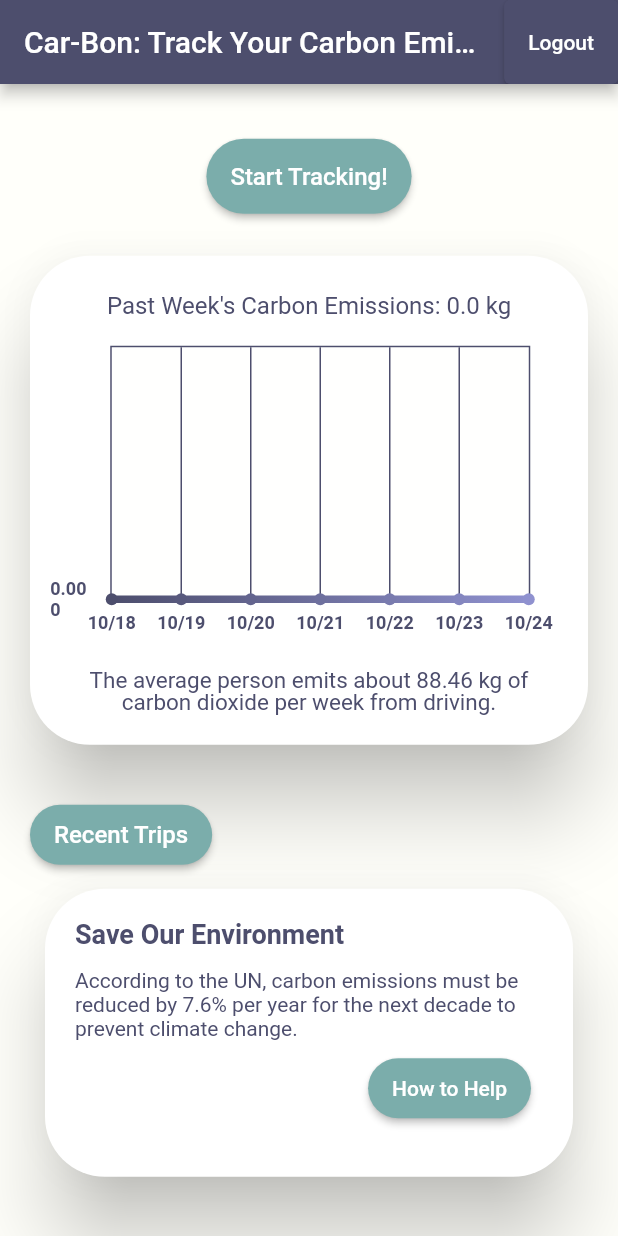
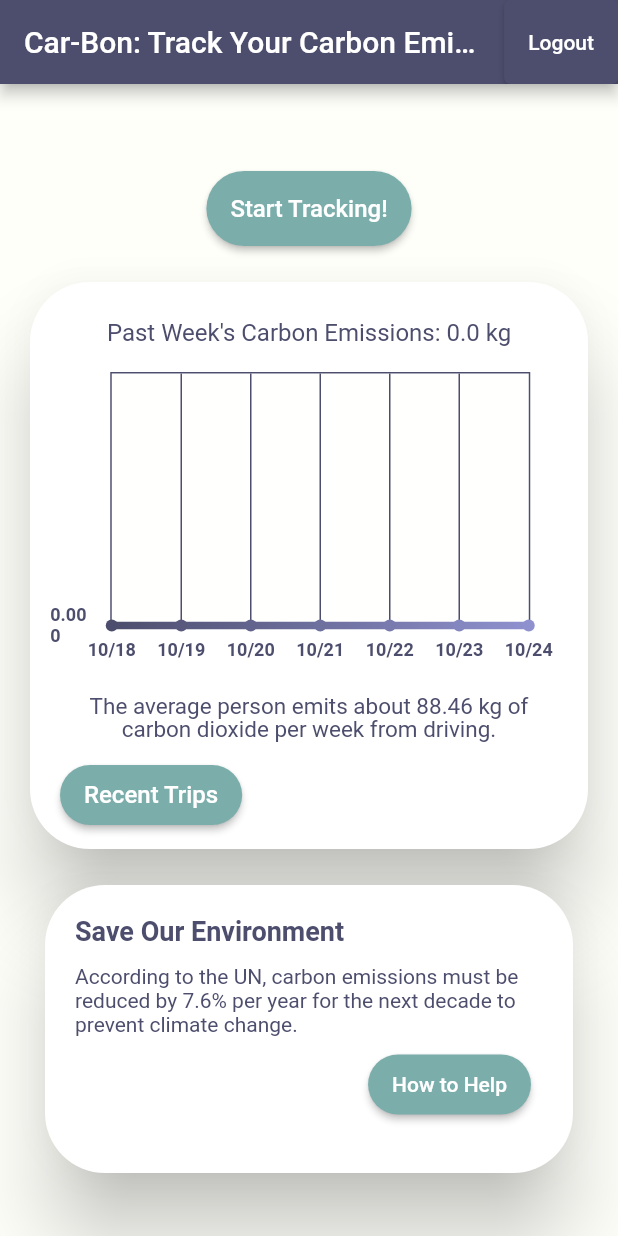
Before and after one commit to fwang356/carbon, a Flutter app: the MyHomePage screen opened directly, on a phone screen of 412 x 824 dp. Run offline on Flutter 3.47's test engine with Material 2 defaults, Android fonts, the phone set to English and light mode, and no system bars; drawn by our look-alikes of fl_chart; our stand-ins replace cloud_firestore, firebase_auth, firebase_core, google_maps_flutter, location; missing offline and left inert: flutter_polyline_points; accounts and stored records are empty; Roboto replaces fonts that are missing (Montserrat).

Commit message:
reformat homepage

```diff
--- a/lib/home_page.dart
+++ b/lib/home_page.dart
@@ -185,7 +185,7 @@ class _MyHomePageState extends State<MyHomePage> {
                 mainAxisAlignment: MainAxisAlignment.start,
                 children: <Widget>[
                   Padding(
-                    padding: const EdgeInsets.only(top: 1, bottom: 24),
+                      padding: const EdgeInsets.only(top: 20, bottom: 20),
                       child: ElevatedButton(
                           onPressed: _trackLocation,
                           child: Text(message,
@@ -197,7 +197,6 @@ class _MyHomePageState extends State<MyHomePage> {
                                 borderRadius: BorderRadius.circular(40)),
                             minimumSize: const Size(120, 50),
                           ))),
-
                 Padding(
                   padding: const EdgeInsets.only(left: 16, right: 16, bottom: 16),
                   child: Card(
@@ -340,7 +339,7 @@ class _MyHomePageState extends State<MyHomePage> {
                         ),
 
                         const Padding(
-                          padding: EdgeInsets.only(left: 20, right: 20, bottom: 20),
+                          padding: EdgeInsets.only(left: 20, right: 20, bottom: 4),
                           child: Text(
                               "The average person emits about 88.46 kg of carbon dioxide per week from driving.",
                               style: TextStyle(
@@ -348,17 +347,9 @@ class _MyHomePageState extends State<MyHomePage> {
                                   height: 1),
                                   textAlign: TextAlign.center),
                         ),
-                      ]
-                    )
-
-
-                  )
-
-                ),
-
 
                         Padding(
-                    padding: const EdgeInsets.only(top: 16, bottom: 8),
+                            padding: const EdgeInsets.only(top: 8, bottom: 12),
                             child: Align(
                                 alignment: Alignment.centerLeft,
                                 child: Padding(
@@ -379,6 +370,11 @@ class _MyHomePageState extends State<MyHomePage> {
                                               borderRadius: BorderRadius.circular(40)),
                                           minimumSize: const Size(80, 40),
                                         ))))),
+
+                      ]
+                    )
+                  )
+                ),
 
                 SizedBox(
                     height: 200,
```
Lines whose indentation alone changed are shown as unchanged.
